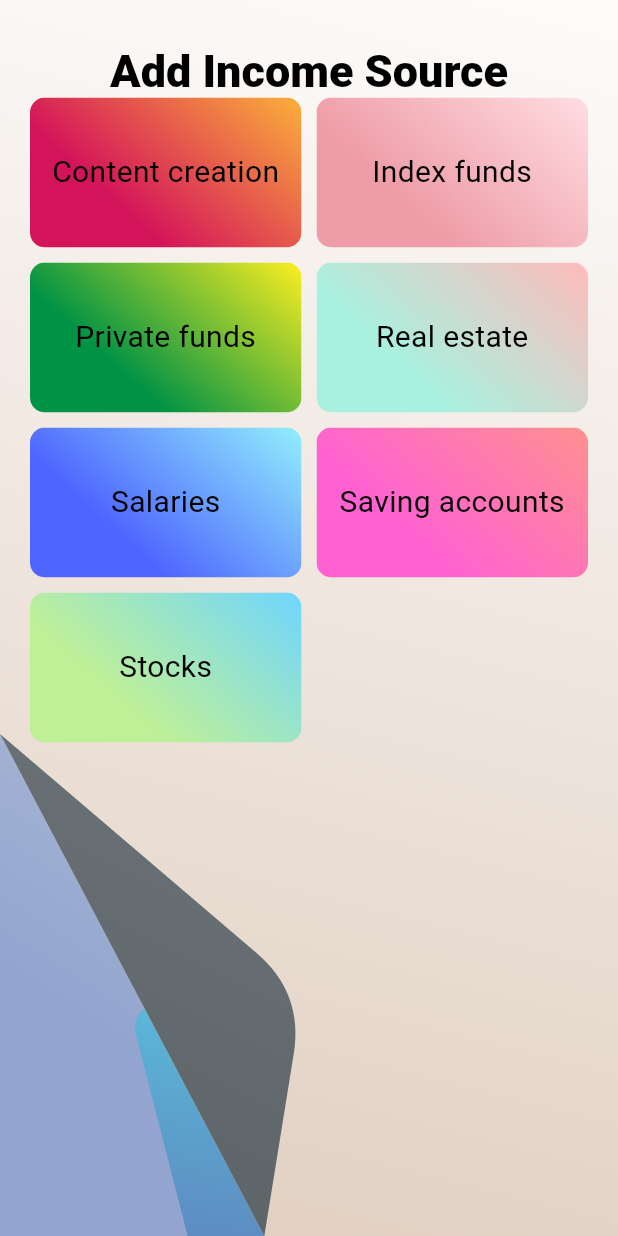
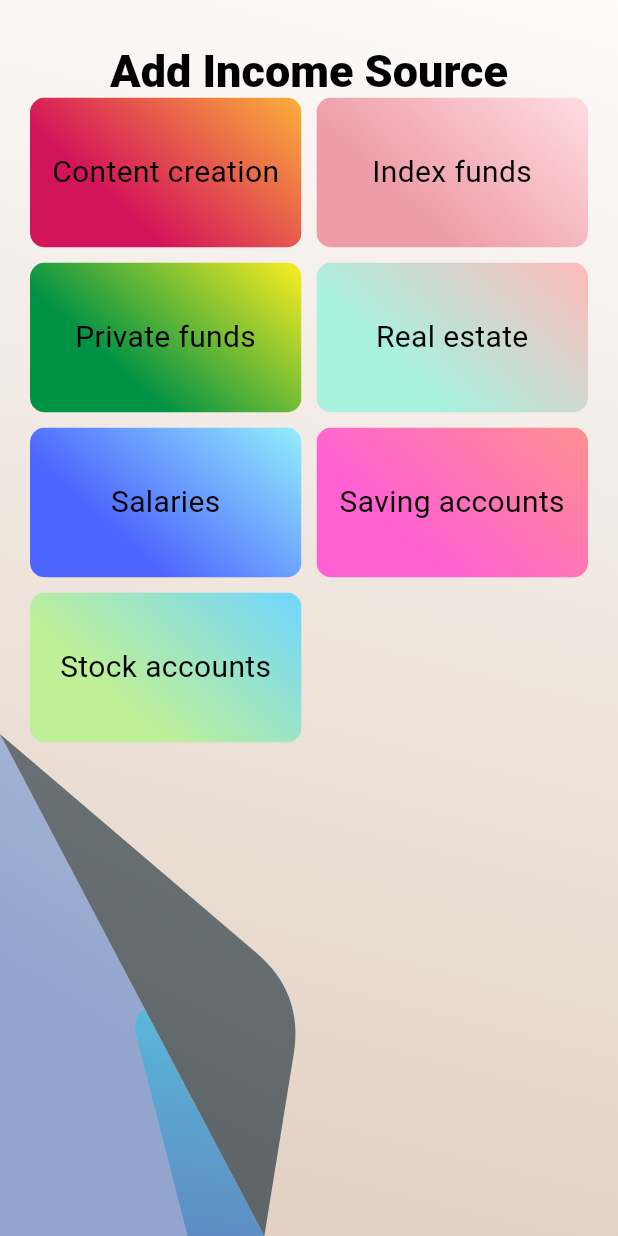
Before and after one commit to EtienneAuroux/tokihakanenari, a Flutter app: the screen it shows after launch, after a tap on the "add" icon, on a phone screen of 412 x 824 dp. Run offline on Flutter 3.47's test engine with Material 3 defaults, Android fonts, the phone set to English and light mode, and no system bars; Roboto replaces fonts that are missing (Arial).

Commit message:
<feat>: Implemented update of small card on addCard. Carousel now automatically moves to newly added card.

```diff
--- a/lib/card_types/content_creation.dart
+++ b/lib/card_types/content_creation.dart
@@ -84,11 +84,18 @@ class _ContentCreationState extends State<ContentCreation> {
           ),
         );
       case CardSize.small:
-        return const Center(
-          child: Text(
-            'Content creation',
-            style: TextStyles.smallCardTitle,
-          ),
+        return Column(
+          children: [
+            const Text(
+              'Content creation',
+              style: TextStyles.smallCardTitle,
+              textAlign: TextAlign.center,
+            ),
+            Text(
+              '${ledger.contentCreationData.earnedPerDay} / day',
+              style: TextStyles.smallCardText,
+            ),
+          ],
         );
     }
   }
--- a/lib/card_types/index_funds.dart
+++ b/lib/card_types/index_funds.dart
@@ -84,12 +84,20 @@ class _IndexFundsState extends State<IndexFunds> {
           ),
         );
       case CardSize.small:
-        return const Center(
-          child: Text(
+        return Column(children: [
+          const Text(
             'Index funds',
             style: TextStyles.smallCardTitle,
           ),
-        );
+          Text(
+            '${ledger.indexFundsData.earnedPerDay} / day',
+            style: TextStyles.smallCardText,
+          ),
+          Text(
+            '${ledger.indexFundsData.totalInvested} invested',
+            style: TextStyles.smallCardText,
+          ),
+        ]);
     }
   }
 
--- a/lib/card_types/private_funds.dart
+++ b/lib/card_types/private_funds.dart
@@ -84,12 +84,20 @@ class _PrivateFundsState extends State<PrivateFunds> {
           ),
         );
       case CardSize.small:
-        return const Center(
-          child: Text(
+        return Column(children: [
+          const Text(
             'Private funds',
             style: TextStyles.smallCardTitle,
           ),
-        );
+          Text(
+            '${ledger.privateFundsData.earnedPerDay} / day',
+            style: TextStyles.smallCardText,
+          ),
+          Text(
+            '${ledger.privateFundsData.totalInvested} invested',
+            style: TextStyles.smallCardText,
+          ),
+        ]);
     }
   }
 
--- a/lib/card_types/real_estate.dart
+++ b/lib/card_types/real_estate.dart
@@ -84,12 +84,20 @@ class _RealEstateState extends State<RealEstate> {
           ),
         );
       case CardSize.small:
-        return const Center(
-          child: Text(
+        return Column(children: [
+          const Text(
             'Real estate',
             style: TextStyles.smallCardTitle,
           ),
-        );
+          Text(
+            '${ledger.realEstateData.earnedPerDay} / day',
+            style: TextStyles.smallCardText,
+          ),
+          Text(
+            '${ledger.realEstateData.totalInvested} invested',
+            style: TextStyles.smallCardText,
+          ),
+        ]);
     }
   }
 
--- a/lib/card_types/salaries.dart
+++ b/lib/card_types/salaries.dart
@@ -117,12 +117,16 @@ class _SalariesState extends State<Salaries> {
           ),
         );
       case CardSize.small:
-        return const Center(
-          child: Text(
+        return Column(children: [
+          const Text(
             'Salaries',
             style: TextStyles.smallCardTitle,
           ),
-        );
+          Text(
+            '${ledger.salariesData.earnedPerDay} / day',
+            style: TextStyles.smallCardText,
+          )
+        ]);
     }
   }
 
--- a/lib/card_types/saving_accounts.dart
+++ b/lib/card_types/saving_accounts.dart
@@ -85,12 +85,20 @@ class _SavingAccountsState extends State<SavingAccounts> {
           ),
         );
       case CardSize.small:
-        return const Center(
-          child: Text(
+        return Column(children: [
+          const Text(
             'Saving accounts',
             style: TextStyles.smallCardTitle,
           ),
-        );
+          Text(
+            '${ledger.savingAccountsData.earnedPerDay} / day',
+            style: TextStyles.smallCardText,
+          ),
+          Text(
+            '${ledger.savingAccountsData.totalInvested} invested',
+            style: TextStyles.smallCardText,
+          ),
+        ]);
     }
   }
 
--- a/lib/card_types/stock_accounts.dart
+++ b/lib/card_types/stock_accounts.dart
@@ -78,18 +78,26 @@ class _StockAccountsState extends State<StockAccounts> {
       case CardSize.mini:
         return const Center(
           child: Text(
-            'Stocks',
+            'Stock accounts',
             style: TextStyles.miniCardTitle,
             textAlign: TextAlign.center,
           ),
         );
       case CardSize.small:
-        return const Center(
-          child: Text(
-            'Stocks',
+        return Column(children: [
+          const Text(
+            'Stock accounts',
             style: TextStyles.smallCardTitle,
           ),
-        );
+          Text(
+            '${ledger.stockAccountsData.earnedPerDay.toStringAsFixed(2)} / day',
+            style: TextStyles.smallCardText,
+          ),
+          Text(
+            '${ledger.stockAccountsData.totalInvested} invested',
+            style: TextStyles.smallCardText,
+          ),
+        ]);
     }
   }
 
@@ -118,7 +126,7 @@ class _StockAccountsState extends State<StockAccounts> {
                 textAlign: TextAlign.end,
               ),
               Text(
-                '${ledger.stockAccountsData.interests[i].toStringAsFixed(2)} %',
+                '${ledger.stockAccountsData.interests[i]} %',
                 style: TextStyles.bigCardText,
                 textAlign: TextAlign.end,
               ),
--- a/lib/carousel.dart
+++ b/lib/carousel.dart
@@ -26,6 +26,8 @@ class Carousel extends StatefulWidget {
 class _CarouselState extends State<Carousel> {
   Ledger ledger = Ledger();
   late List<SmallCard> smallCards;
+  final double viewportFraction = 0.5;
+  late PageController pageController;
 
   Future<bool> ensureInitialization() {
     Completer<bool> completer = Completer<bool>();
@@ -71,11 +73,17 @@ class _CarouselState extends State<Carousel> {
   void initState() {
     super.initState();
 
+    pageController = PageController(
+      viewportFraction: viewportFraction,
+      initialPage: ledger.pageInFocus,
+    );
+
     smallCards = getSmallCards();
 
     ledger.addListener(() {
       smallCards = getSmallCards();
       setState(() {});
+      pageController.jumpToPage(ledger.pageInFocus);
     });
   }
 
@@ -88,12 +96,6 @@ class _CarouselState extends State<Carousel> {
 
   @override
   Widget build(BuildContext context) {
-    const double viewportFraction = 0.5;
-    final PageController pageController = PageController(
-      viewportFraction: viewportFraction,
-      initialPage: 1,
-    );
-
     return FutureBuilder(
         future: ensureInitialization(),
         builder: (BuildContext context, AsyncSnapshot<void> snap) {
--- a/lib/ledger_data/ledger.dart
+++ b/lib/ledger_data/ledger.dart
@@ -22,14 +22,16 @@ class Ledger extends ChangeNotifier {
     CardType.totalIncome,
     CardType.addCard,
   ];
+  List<CardType> get carouselCards => _carouselCards;
 
-  List<CardType> get carouselCards => _carouselCards;
+  int _pageInFocus = 1;
+  int get pageInFocus => _pageInFocus;
 
   void addCarouselCard(CardType cardType) {
     int indexTotalIncome = _carouselCards.indexOf(CardType.totalIncome);
     if (!_carouselCards.contains(cardType)) {
-      int index = indexTotalIncome + (_carouselCards.length.isOdd ? 1 : 0);
-      _carouselCards.insert(index, cardType);
+      _pageInFocus = indexTotalIncome + (_carouselCards.length.isOdd ? 1 : 0);
+      _carouselCards.insert(_pageInFocus, cardType);
     }
     notifyListeners();
   }
--- a/lib/visual_tools/text_styles.dart
+++ b/lib/visual_tools/text_styles.dart
@@ -38,4 +38,10 @@ class TextStyles {
     color: Colors.black,
     decoration: TextDecoration.none,
   );
+
+  static const smallCardText = TextStyle(
+    fontSize: 15,
+    color: Colors.black,
+    decoration: TextDecoration.none,
+  );
 }
```
